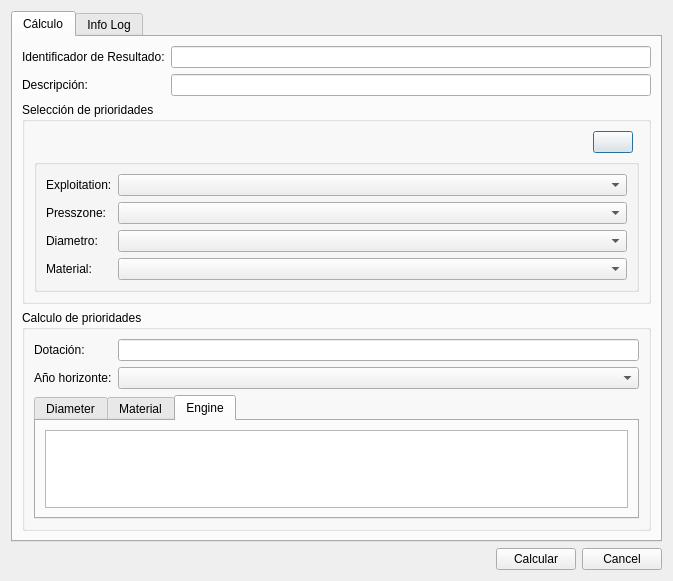
First picture: the form in core/ui/toolbars/assetmanage/priority.ui, repository bgeo-gis/gw_assetmanage_plugin, before the edit.
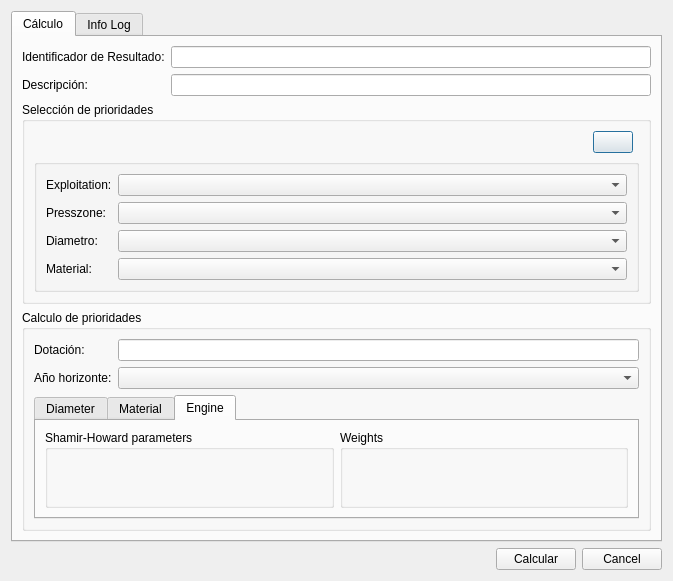
Second picture: the form after the edit. The open tabs and pages were chosen to show the change.

Commit message: Load engine parametes dinamically

```diff
--- a/core/ui/toolbars/assetmanage/priority.ui
+++ b/core/ui/toolbars/assetmanage/priority.ui
@@ -140,7 +140,34 @@
              </attribute>
              <layout class="QGridLayout" name="gridLayout_4">
               <item row="0" column="0">
-               <widget class="QTableView" name="tbl_engine"/>
+               <widget class="QGroupBox" name="qgroupbox">
+                <property name="title">
+                 <string>Shamir-Howard parameters</string>
+                </property>
+                <property name="alignment">
+                 <set>Qt::AlignLeading|Qt::AlignLeft|Qt::AlignTop</set>
+                </property>
+                <layout class="QGridLayout" name="gridLayout_12">
+                 <item row="0" column="0">
+                  <layout class="QGridLayout" name="lyt_sh_parameters"/>
+                 </item>
+                </layout>
+               </widget>
+              </item>
+              <item row="0" column="1">
+               <widget class="QGroupBox" name="qgroupbox_2">
+                <property name="title">
+                 <string>Weights</string>
+                </property>
+                <property name="alignment">
+                 <set>Qt::AlignLeading|Qt::AlignLeft|Qt::AlignTop</set>
+                </property>
+                <layout class="QGridLayout" name="gridLayout_14">
+                 <item row="0" column="0">
+                  <layout class="QGridLayout" name="lyt_weights"/>
+                 </item>
+                </layout>
+               </widget>
               </item>
              </layout>
             </widget>
```
Left out of the diff: 22 changed lines with no effect on the pictures. The commit also changes 1 other file.
